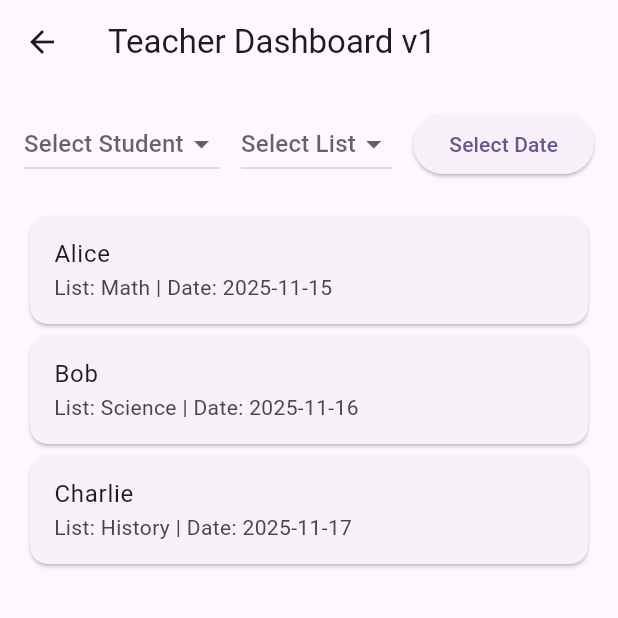
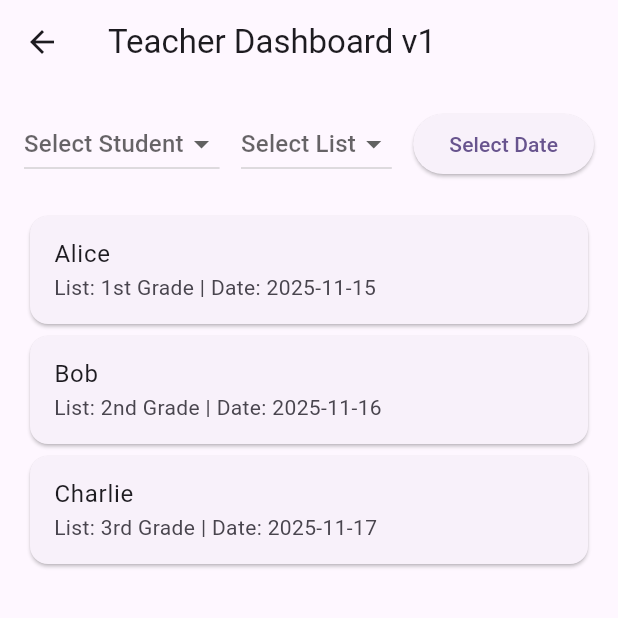
Before and after one commit to ZhongTheKong/read_right_project, a Flutter app: the TeacherDashboardScreen screen opened by its route, on a phone screen of 412 x 824 dp, the top half of it. Run offline on Flutter 3.47's test engine with Material 3 defaults, Android fonts, the light colour scheme and no system bars; our stand-ins replace csv, just_audio, shared_preferences, speech_to_text, sqflite; missing offline and left inert: audio_session, record; accounts and stored records are empty; statements that could not run were skipped.

Commit message:
Merge branch 'main' of https://github.com/ZhongTheKong/read_right_project

```diff
--- a/lib/screens/teacher_dashboard_screen.dart
+++ b/lib/screens/teacher_dashboard_screen.dart
@@ -34,11 +34,11 @@ class _TeacherDashboardScreenState extends State<TeacherDashboardScreen> {
   }
   */
 
-  final lists = ['Math', 'Science', 'History'];
+  final lists = ['1st Grade', '2nd Grade', '3rd Grade'];
   final classOverview = [
-    {'name': 'Alice', 'list': 'Math', 'date': '2025-11-15'},
-    {'name': 'Bob', 'list': 'Science', 'date': '2025-11-16'},
-    {'name': 'Charlie', 'list': 'History', 'date': '2025-11-17'},
+    {'name': 'Alice', 'list': '1st Grade', 'date': '2025-11-15'},
+    {'name': 'Bob', 'list': '2nd Grade', 'date': '2025-11-16'},
+    {'name': 'Charlie', 'list': '3rd Grade', 'date': '2025-11-17'},
   ];
 
   // Filter function
```
